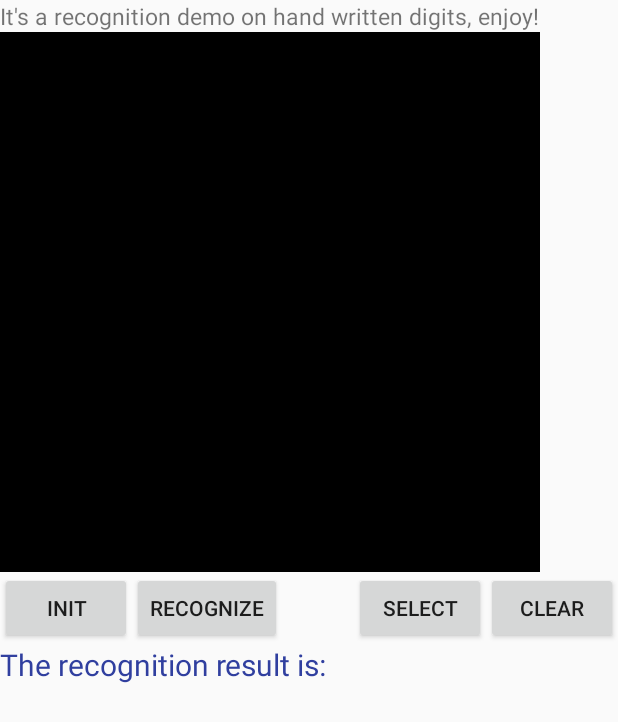
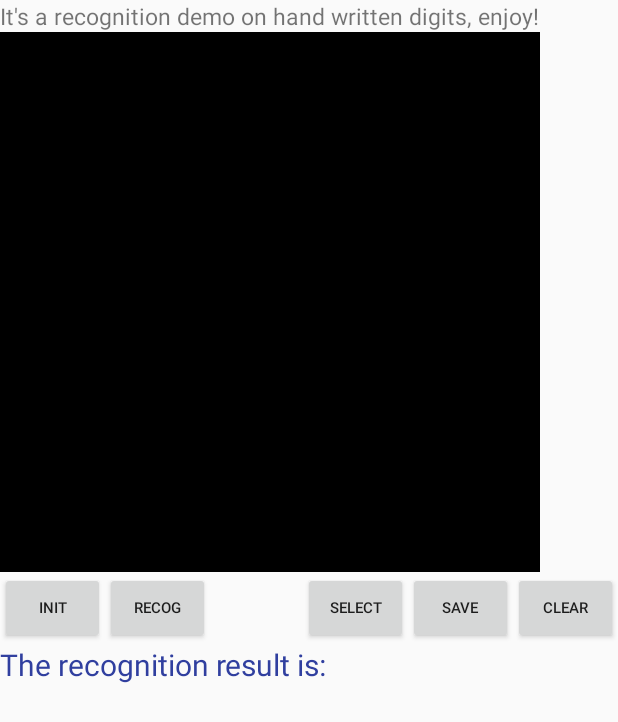
Before and after one commit to bestpower/HandwrittenDigitRecogDemo, an Android app: the screen it shows after launch (MainActivity), on a phone screen of 412 x 824 dp. Shown: the top 722 px of the screen. Run offline under Robolectric (Android 15) with nearby library versions, the phone set to English and light mode, and no system bars.

Commit message:
添加图片保存功能，整理代码

```diff
--- a/app/build.gradle
+++ b/app/build.gradle
@@ -39,6 +39,7 @@ android {
     externalNativeBuild {
         cmake {
             path "CMakeLists.txt"
+//            version "3.6.4"
         }
     }
     sourceSets {
--- a/app/src/main/java/com/example/paxsz/handwritedigitrecognize/HandWriteView.java
+++ b/app/src/main/java/com/example/paxsz/handwritedigitrecognize/HandWriteView.java
@@ -37,7 +37,7 @@ public class HandWriteView extends View{
         mPaint = new Paint();
 //        mPaint.setColor(Color.WHITE);
         mPaint.setARGB(255,255,255,255);
-        mPaint.setStrokeWidth(70);
+        mPaint.setStrokeWidth(50);
         mPaint.setAntiAlias(true);
         mPaint.setDither(true);
         mPaint.setStrokeCap(Paint.Cap.ROUND);
--- a/app/src/main/res/layout/activity_main.xml
+++ b/app/src/main/res/layout/activity_main.xml
@@ -23,34 +23,49 @@
     <Button
         android:id="@+id/btnInitModel"
         android:layout_below="@id/handWriteView"
-        android:layout_width="wrap_content"
+        android:layout_width="70dp"
         android:layout_height="wrap_content"
         android:layout_alignParentLeft = "true"
-        android:text="Init" />
+        android:text="Init"
+        android:textSize="10sp"/>
 
     <Button
         android:id="@+id/btnRecognize"
-        android:layout_width="wrap_content"
+        android:layout_width="70dp"
         android:layout_height="wrap_content"
         android:layout_below="@id/handWriteView"
         android:layout_toRightOf="@id/btnInitModel"
-        android:text="Recognize" />
+        android:text="Recog"
+        android:textSize="10sp"/>
 
     <Button
         android:id="@+id/btnSelect"
-        android:layout_width="wrap_content"
+        android:layout_width="70dp"
+        android:layout_height="wrap_content"
+        android:layout_below="@id/handWriteView"
+        android:layout_toLeftOf="@id/btnSave"
+        android:text="Select"
+        android:textSize="10sp"/>
+
+    <Button
+        android:id="@+id/btnSave"
+        android:layout_width="70dp"
         android:layout_height="wrap_content"
         android:layout_below="@id/handWriteView"
         android:layout_toLeftOf="@id/btnClear"
-        android:text="Select" />
+        android:text="Save"
+        android:textSize="10sp"/>
 
     <Button
         android:id="@+id/btnClear"
         android:layout_below="@id/handWriteView"
-        android:layout_width="wrap_content"
+        android:layout_width="70dp"
         android:layout_height="wrap_content"
         android:layout_alignParentRight = "true"
-        android:text="Clear" />
+        android:text="Clear"
+        android:textSize="10sp"/>
+
+
     <TextView
         android:id="@+id/resultShow"
         android:layout_below="@id/btnRecognize"
```
Also changed, not shown: app/src/main/java/com/example/paxsz/handwritedigitrecognize/MainActivity.java (+39 -12 lines), app/src/main/java/paxsz/ai/HwDr.java (+8 -8 lines), 8 other files.
